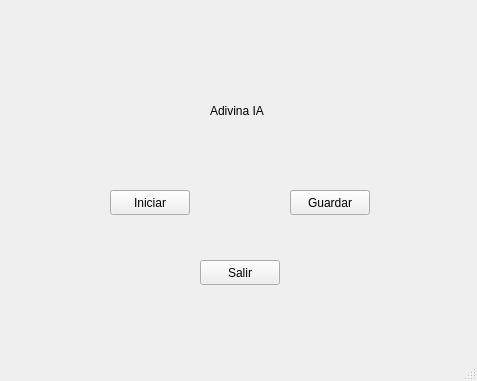
First picture: the form in AdivinaIA/mainwindow.ui, repository Tirus214/Proyectos-Estructuras, before the edit.
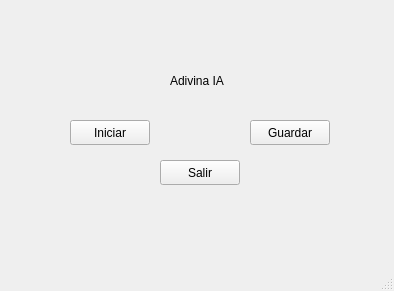
Second picture: the form after the edit.

What changed in the file:
```diff
--- a/AdivinaIA/mainwindow.ui
+++ b/AdivinaIA/mainwindow.ui
@@ -6,8 +6,8 @@
    <rect>
     <x>0</x>
     <y>0</y>
-    <width>477</width>
-    <height>381</height>
+    <width>394</width>
+    <height>291</height>
    </rect>
   </property>
   <property name="windowTitle">
@@ -17,8 +17,8 @@
    <widget class="QPushButton" name="btnIniciar">
     <property name="geometry">
      <rect>
-      <x>110</x>
-      <y>190</y>
+      <x>70</x>
+      <y>120</y>
       <width>80</width>
       <height>25</height>
      </rect>
@@ -30,8 +30,8 @@
    <widget class="QPushButton" name="btnGuardar">
     <property name="geometry">
      <rect>
-      <x>290</x>
-      <y>190</y>
+      <x>250</x>
+      <y>120</y>
       <width>80</width>
       <height>25</height>
      </rect>
@@ -43,8 +43,8 @@
    <widget class="QPushButton" name="btnSalir">
     <property name="geometry">
      <rect>
-      <x>200</x>
-      <y>260</y>
+      <x>160</x>
+      <y>160</y>
       <width>80</width>
       <height>25</height>
      </rect>
@@ -56,8 +56,8 @@
    <widget class="QLabel" name="label">
     <property name="geometry">
      <rect>
-      <x>210</x>
-      <y>100</y>
+      <x>170</x>
+      <y>70</y>
       <width>71</width>
       <height>21</height>
      </rect>
```
Left out of the diff: 2 changed lines with no effect on the pictures.
